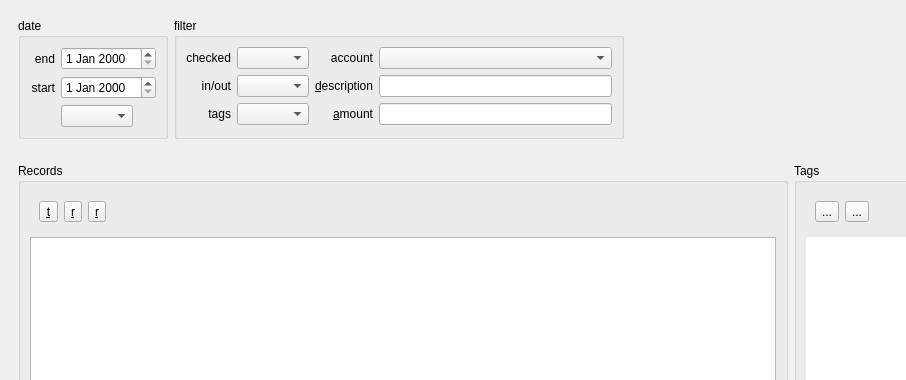
The window that ui/pydosh.ui (innerhippy/pydosh) describes before a commit, drawn with Qt 5; both pictures show x 0 to 906 and y 0 to 380 of the 1092 by 745 pixel window.
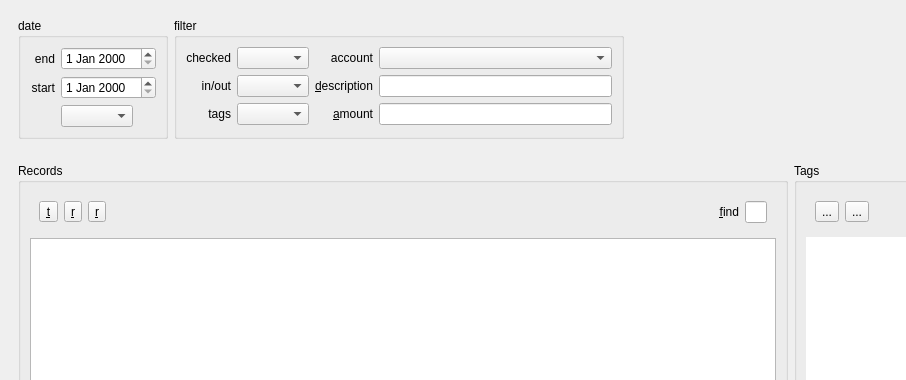
The same window after the commit. Icons and pictures are not drawn. Custom widgets are drawn as their Qt base class.

Commit message: added description find widget

```diff
--- a/ui/pydosh.ui
+++ b/ui/pydosh.ui
@@ -347,6 +347,35 @@
                </property>
               </spacer>
              </item>
+             <item>
+              <widget class="QLabel" name="label_7">
+               <property name="layoutDirection">
+                <enum>Qt::LeftToRight</enum>
+               </property>
+               <property name="text">
+                <string>&amp;find</string>
+               </property>
+               <property name="alignment">
+                <set>Qt::AlignRight|Qt::AlignTrailing|Qt::AlignVCenter</set>
+               </property>
+               <property name="buddy">
+                <cstring>scrolltoEdit</cstring>
+               </property>
+              </widget>
+             </item>
+             <item>
+              <widget class="SearchLineEdit" name="scrolltoEdit">
+               <property name="sizePolicy">
+                <sizepolicy hsizetype="Expanding" vsizetype="Fixed">
+                 <horstretch>0</horstretch>
+                 <verstretch>0</verstretch>
+                </sizepolicy>
+               </property>
+               <property name="toolTip">
+                <string>&lt;html&gt;&lt;head/&gt;&lt;body&gt;&lt;p&gt;find records matching description &lt;/p&gt;&lt;/body&gt;&lt;/html&gt;</string>
+               </property>
+              </widget>
+             </item>
             </layout>
            </widget>
           </item>
```
Left out of the diff: 29 changed lines with no effect on the pictures. The commit also changes 2 other files.
